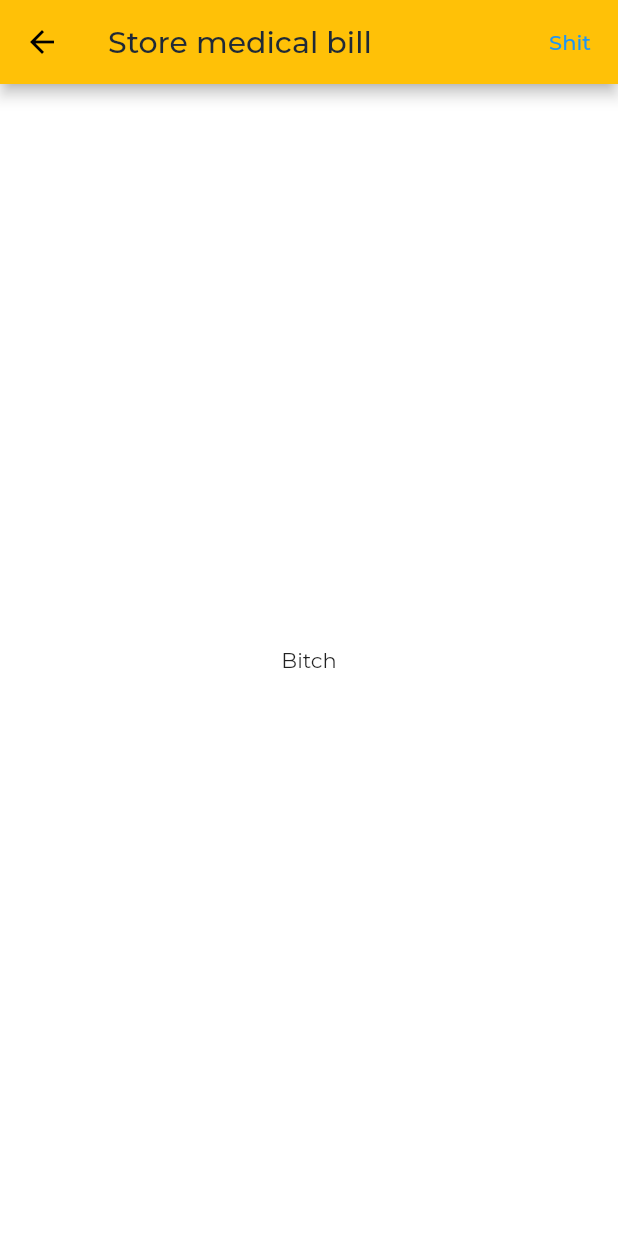
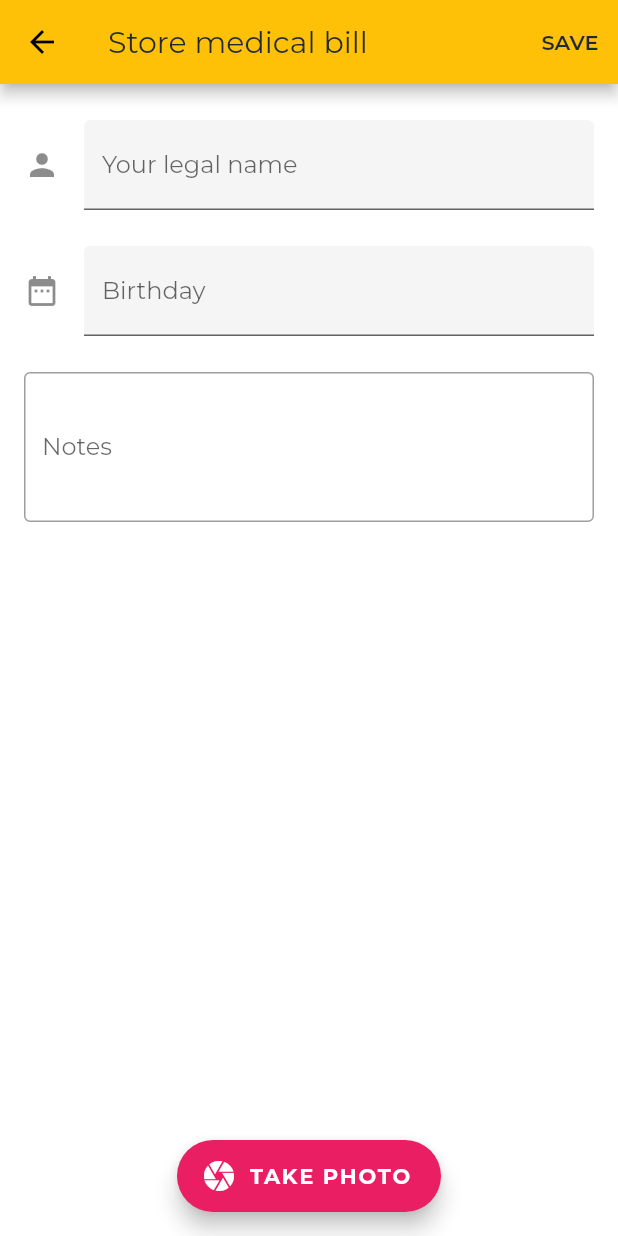
Before and after one commit to gilbertmpanga12/medical-clutter-app, a Flutter app: the CreateScreenDialog screen opened directly, on a phone screen of 412 x 824 dp. Run offline on Flutter 3.47's test engine with Material 2 defaults, Android fonts, the phone set to English and light mode, and no system bars; our stand-ins replace google_fonts; network calls fail.

Commit message:
UPDATE: added create page

```diff
--- a/lib/models/models.dart
+++ b/lib/models/models.dart
@@ -23,4 +23,10 @@ class OperationType {
   OperationType(this.operationType);
 }
 
+class MedicalDocument {
+  String fullName = '';
+  String date = '';
+  String notes = '';
+  String picture = '';
+}
 // Opertions => history | medical_bills | screenings | medical_summaries
--- a/lib/screens/create_screen.dart
+++ b/lib/screens/create_screen.dart
@@ -1,3 +1,4 @@
+import 'package:clutter/models/models.dart';
 import 'package:flutter/cupertino.dart';
 import 'package:flutter/material.dart';
 import 'package:google_fonts/google_fonts.dart';
@@ -8,21 +9,67 @@ class CreateScreenDialog extends StatefulWidget {
 }
 
 class _CreateScreenDialogState extends State<CreateScreenDialog> {
+  final GlobalKey<FormState> _formKey = GlobalKey<FormState>();
+  MedicalDocument person = MedicalDocument();
+  late FocusNode _fullName, _birthday, _notes, _picture;
+
+  String _validateName(String value) {
+    if (value.isEmpty) {
+      return "Your legal name is required";
+    }
+    final nameExp = RegExp(r'^[A-Za-z ]+$');
+    if (!nameExp.hasMatch(value)) {
+      return "Legal name should not include other any symbols or unknown characters";
+    }
+    return ""; // null
+  }
+
+  @override
+  void initState() {
+    super.initState();
+    _fullName = FocusNode();
+    _birthday = FocusNode();
+    _notes = FocusNode();
+    _picture = FocusNode();
+  }
+
+  @override
+  void dispose() {
+    _fullName.dispose();
+    _birthday.dispose();
+    _notes.dispose();
+    _picture.dispose();
+    super.dispose();
+  }
+
   @override
   Widget build(BuildContext context) {
     const _defaultTextColor = Color(0xff1F2937);
+    const sizedBoxSpace = SizedBox(height: 24);
     return SafeArea(
         child: MediaQuery.removePadding(
       context: context,
       removeTop: true,
       removeBottom: true,
       child: Scaffold(
+        floatingActionButton: FloatingActionButton.extended(
+          onPressed: () {
+            print('yes bitch');
+          },
+          label: Text('TAKE PHOTO',
+              style: GoogleFonts.montserrat(
+                textStyle: TextStyle(fontWeight: FontWeight.bold),
+              )),
+          icon: Icon(Icons.camera),
+          backgroundColor: Colors.pink,
+        ),
+        floatingActionButtonLocation: FloatingActionButtonLocation.centerFloat,
         appBar: AppBar(
           title: Text(
             'Store medical bill',
             style: GoogleFonts.montserrat(
               textStyle: TextStyle(
-                  color: _defaultTextColor, fontWeight: FontWeight.w500),
+                  color: _defaultTextColor, fontWeight: FontWeight.w400),
             ),
           ),
           actions: [
@@ -31,14 +78,76 @@ class _CreateScreenDialogState extends State<CreateScreenDialog> {
                 Navigator.pop(context);
               },
               child: Text(
-                "Shit",
+                "SAVE",
+                style: GoogleFonts.montserrat(
+                  textStyle: TextStyle(
+                      color: _defaultTextColor, fontWeight: FontWeight.w600),
+                ),
               ),
             ),
           ],
         ),
-        body: Center(
-          child: Text(
-            "Bitch",
+        body: Form(
+          key: _formKey,
+          child: Scrollbar(
+            child: SingleChildScrollView(
+              restorationId: 'text_field_demo_scroll_view',
+              padding: const EdgeInsets.symmetric(horizontal: 16),
+              child: Column(
+                children: [
+                  sizedBoxSpace,
+                  TextFormField(
+                    focusNode: _fullName,
+                    textInputAction: TextInputAction.next,
+                    textCapitalization: TextCapitalization.words,
+                    decoration: InputDecoration(
+                      filled: true,
+                      icon: const Icon(Icons.person),
+                      hintText: "John Doe",
+                      labelText: "Your legal name",
+                    ),
+                    onSaved: (value) {
+                      person.fullName = value!;
+                      _fullName.requestFocus();
+                    },
+                    // validator: _validateName,
+                  ),
+                  sizedBoxSpace,
+                  TextFormField(
+                    textInputAction: TextInputAction.next,
+                    focusNode: _birthday,
+                    decoration: InputDecoration(
+                      filled: true,
+                      icon: const Icon(Icons.date_range),
+                      hintText: "Tap calendar to enter birth date",
+                      labelText: "Birthday",
+                      prefixText: '+1 ',
+                    ),
+                    keyboardType: TextInputType.datetime,
+                    onSaved: (value) {
+                      person.date = value!;
+                      _birthday.requestFocus();
+                    },
+                    // validator: _validatePhoneNumber,
+                    // TextInputFormatters are applied in sequence.
+                  ),
+                  sizedBoxSpace,
+                  TextFormField(
+                    onSaved: (value) {
+                      person.notes = value!;
+                      _notes.requestFocus();
+                    },
+                    focusNode: _notes,
+                    decoration: InputDecoration(
+                      border: const OutlineInputBorder(),
+                      hintText: "(Optional) add additional notes",
+                      labelText: "Notes",
+                    ),
+                    maxLines: 3,
+                  ),
+                ],
+              ),
+            ),
           ),
         ),
       ),
```
Also changed, not shown: lib/screens/medical_bills_screen.dart (+5 -2 lines), lib/screens/screenings.dart (+11 -4 lines).
